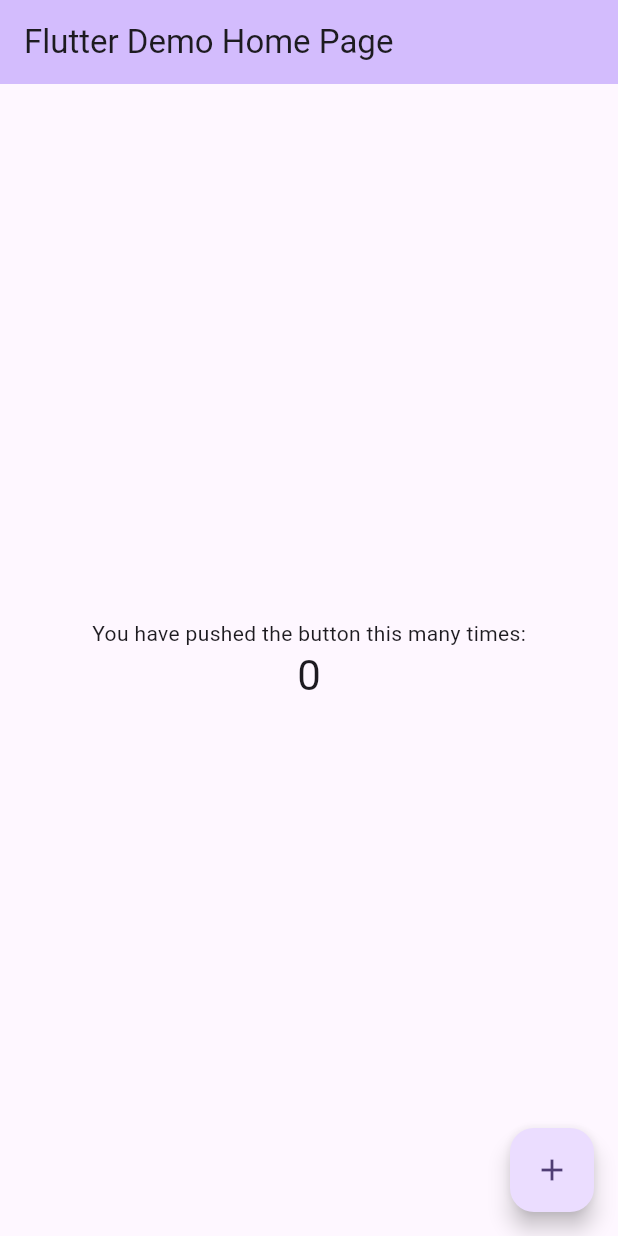
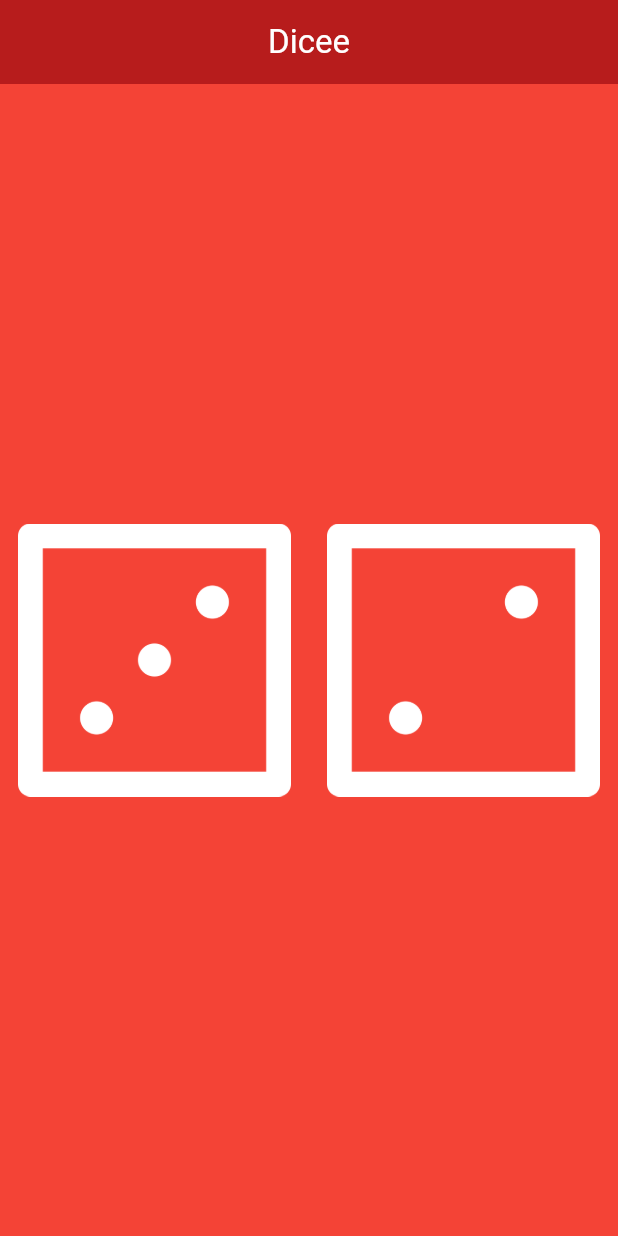
Before and after one commit to aezakmi7/dicee_app_v2, a Flutter app: the screen it shows after launch, on a phone screen of 412 x 824 dp. Run offline on Flutter 3.47's test engine with Material 3 defaults, Android fonts, the phone set to English and light mode, and no system bars.

Commit message:
some setup

```diff
--- a/lib/main.dart
+++ b/lib/main.dart
@@ -1,3 +1,4 @@
+import 'package:dicee_app_v2/widgets/dice_widget.dart';
 import 'package:flutter/material.dart';
 
 void main() {
@@ -7,119 +8,24 @@ void main() {
 class MyApp extends StatelessWidget {
   const MyApp({super.key});
 
-  // This widget is the root of your application.
   @override
   Widget build(BuildContext context) {
     return MaterialApp(
-      title: 'Flutter Demo',
-      theme: ThemeData(
-        // This is the theme of your application.
-        //
-        // TRY THIS: Try running your application with "flutter run". You'll see
-        // the application has a purple toolbar. Then, without quitting the app,
-        // try changing the seedColor in the colorScheme below to Colors.green
-        // and then invoke "hot reload" (save your changes or press the "hot
-        // reload" button in a Flutter-supported IDE, or press "r" if you used
-        // the command line to start the app).
-        //
-        // Notice that the counter didn't reset back to zero; the application
-        // state is not lost during the reload. To reset the state, use hot
-        // restart instead.
-        //
-        // This works for code too, not just values: Most code changes can be
-        // tested with just a hot reload.
-        colorScheme: ColorScheme.fromSeed(seedColor: Colors.deepPurple),
-        useMaterial3: true,
+      debugShowCheckedModeBanner: false,
+      home: Scaffold(
+        backgroundColor: Colors.red,
+        appBar: AppBar(
+          centerTitle: true,
+          backgroundColor: Colors.red[900],
+          title: Text(
+            'Dicee',
+            style: TextStyle(
+              color: Colors.white,
+            ),
+          ),
+        ),
+        body: DiceWidget(),
       ),
-      home: const MyHomePage(title: 'Flutter Demo Home Page'),
     );
   }
 }
-
-class MyHomePage extends StatefulWidget {
-  const MyHomePage({super.key, required this.title});
-
-  // This widget is the home page of your application. It is stateful, meaning
-  // that it has a State object (defined below) that contains fields that affect
-  // how it looks.
-
-  // This class is the configuration for the state. It holds the values (in this
-  // case the title) provided by the parent (in this case the App widget) and
-  // used by the build method of the State. Fields in a Widget subclass are
-  // always marked "final".
-
-  final String title;
-
-  @override
-  State<MyHomePage> createState() => _MyHomePageState();
-}
-
-class _MyHomePageState extends State<MyHomePage> {
-  int _counter = 0;
-
-  void _incrementCounter() {
-    setState(() {
-      // This call to setState tells the Flutter framework that something has
-      // changed in this State, which causes it to rerun the build method below
-      // so that the display can reflect the updated values. If we changed
-      // _counter without calling setState(), then the build method would not be
-      // called again, and so nothing would appear to happen.
-      _counter++;
-    });
-  }
-
-  @override
-  Widget build(BuildContext context) {
-    // This method is rerun every time setState is called, for instance as done
-    // by the _incrementCounter method above.
-    //
-    // The Flutter framework has been optimized to make rerunning build methods
-    // fast, so that you can just rebuild anything that needs updating rather
-    // than having to individually change instances of widgets.
-    return Scaffold(
-      appBar: AppBar(
-        // TRY THIS: Try changing the color here to a specific color (to
-        // Colors.amber, perhaps?) and trigger a hot reload to see the AppBar
-        // change color while the other colors stay the same.
-        backgroundColor: Theme.of(context).colorScheme.inversePrimary,
-        // Here we take the value from the MyHomePage object that was created by
-        // the App.build method, and use it to set our appbar title.
-        title: Text(widget.title),
-      ),
-      body: Center(
-        // Center is a layout widget. It takes a single child and positions it
-        // in the middle of the parent.
-        child: Column(
-          // Column is also a layout widget. It takes a list of children and
-          // arranges them vertically. By default, it sizes itself to fit its
-          // children horizontally, and tries to be as tall as its parent.
-          //
-          // Column has various properties to control how it sizes itself and
-          // how it positions its children. Here we use mainAxisAlignment to
-          // center the children vertically; the main axis here is the vertical
-          // axis because Columns are vertical (the cross axis would be
-          // horizontal).
-          //
-          // TRY THIS: Invoke "debug painting" (choose the "Toggle Debug Paint"
-          // action in the IDE, or press "p" in the console), to see the
-          // wireframe for each widget.
-          mainAxisAlignment: MainAxisAlignment.center,
-          children: <Widget>[
-            const Text(
-              'You have pushed the button this many times:',
-            ),
-            Text(
-              '$_counter',
-              style: Theme.of(context).textTheme.headlineMedium,
-            ),
-          ],
-        ),
-      ),
-      floatingActionButton: FloatingActionButton(
-        onPressed: _incrementCounter,
-        tooltip: 'Increment',
-        child: const Icon(Icons.add),
-      ), // This trailing comma makes auto-formatting nicer for build methods.
-    );
-  }
-}
--- /dev/null
+++ b/lib/widgets/dice_widget.dart
@@ -0,0 +1,42 @@
+import 'package:flutter/material.dart';
+
+class DiceWidget extends StatefulWidget {
+  const DiceWidget({super.key});
+
+  @override
+  State<DiceWidget> createState() => _DiceWidgetState();
+}
+
+class _DiceWidgetState extends State<DiceWidget> {
+  int diceNumber = 3;
+
+  @override
+  Widget build(BuildContext context) {
+    return Center(
+      child: Row(
+        children: [
+          Expanded(
+            child: TextButton(
+              onPressed: () {
+                setState(() {
+                  diceNumber = 1;
+                });
+              },
+              child: Image.asset(
+                'lib/assets/images/dice$diceNumber.png',
+              ),
+            ),
+          ),
+          Expanded(
+            child: TextButton(
+              onPressed: () {},
+              child: Image.asset(
+                'lib/assets/images/dice2.png',
+              ),
+            ),
+          ),
+        ],
+      ),
+    );
+  }
+}
--- a/pubspec.yaml
+++ b/pubspec.yaml
@@ -59,9 +59,8 @@ flutter:
   uses-material-design: true
 
   # To add assets to your application, add an assets section, like this:
-  # assets:
-  #   - images/a_dot_burr.jpeg
-  #   - images/a_dot_ham.jpeg
+  assets:
+    - lib/assets/images/
 
   # An image asset can refer to one or more resolution-specific "variants", see
   # https://flutter.dev/assets-and-images/#resolution-aware
```
Also changed, not shown: lib/assets/images/dice1.png (added), lib/assets/images/dice2.png (added), lib/assets/images/dice3.png (added), lib/assets/images/dice4.png (added), lib/assets/images/dice5.png (added), lib/assets/images/dice6.png (added), 16 other files.
